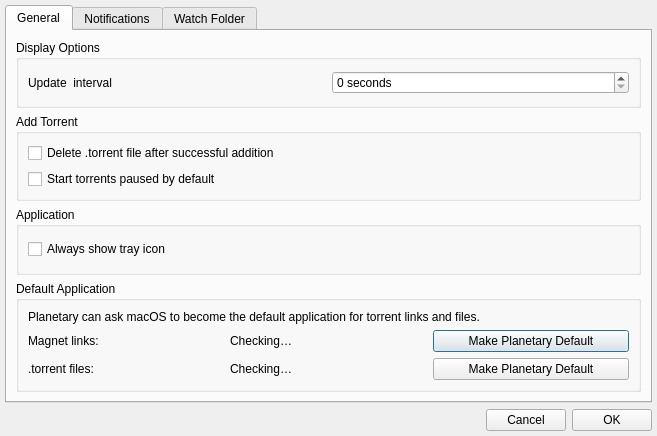
First picture: the form in appsettings.ui, repository mveinot/transmission-control, before the edit.
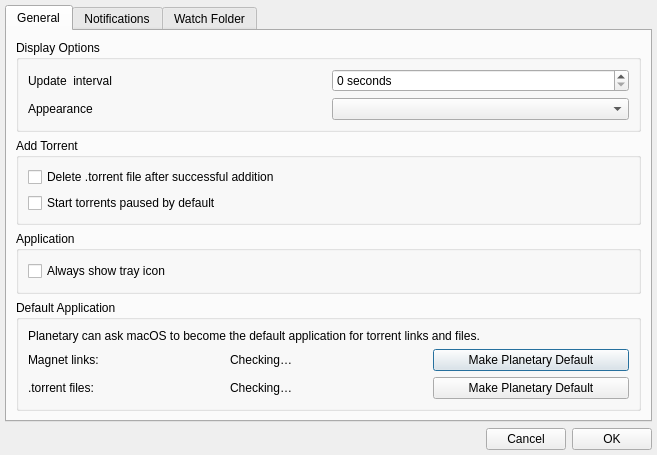
Second picture: the form after the edit.

What changed in the file:
```diff
--- a/appsettings.ui
+++ b/appsettings.ui
@@ -66,6 +66,20 @@
                 </property>
                </widget>
               </item>
+              <item row="1" column="0">
+               <widget class="QLabel" name="labelAppearance">
+                <property name="text">
+                 <string>Appearance</string>
+                </property>
+               </widget>
+              </item>
+              <item row="1" column="1">
+               <widget class="QComboBox" name="appearanceCombo">
+                <property name="toolTip">
+                 <string>Follow the operating system appearance or override it for Planetary</string>
+                </property>
+               </widget>
+              </item>
              </layout>
             </item>
            </layout>
```
